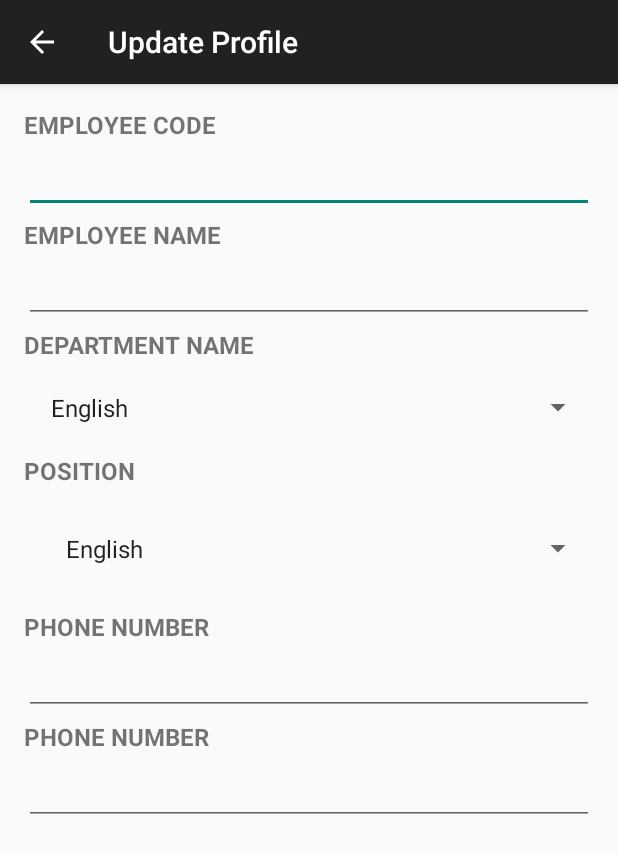
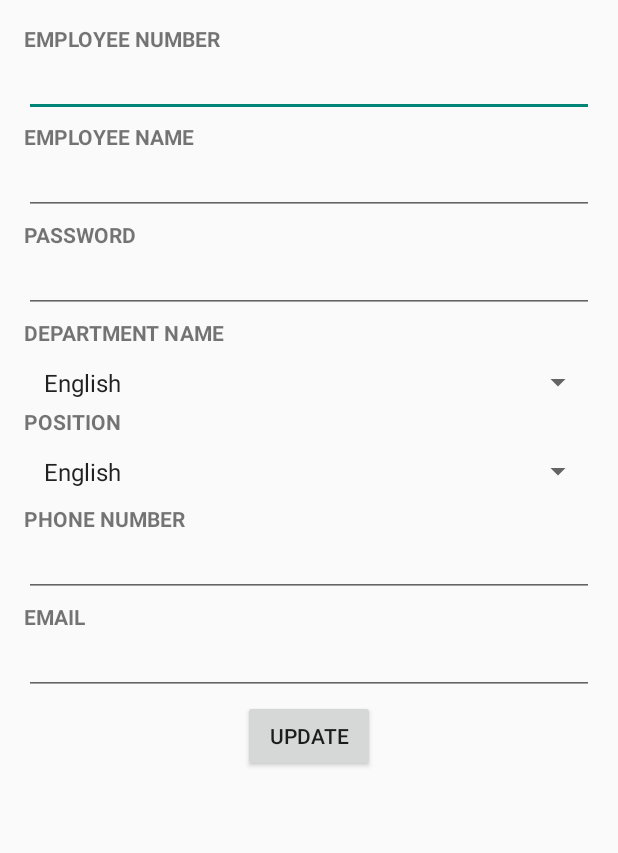
Before and after one commit to ZinMarHtet21/LU, an Android app: the UpdateProfile screen opened directly, with no data from a screen before it, on a phone screen of 412 x 824 dp. Shown: the top 853 px of the screen. Run offline under Robolectric (Android 15) with nearby library versions, the phone set to English and light mode, and no system bars.

Commit message:
commit (11.3.2014_11:20am)

```diff
--- a/LU_StationeryStoreInventorySystem/app/src/main/java/com/android_test/zmh/lu_stationerystoreinventorysystem/DepartmentScreens/DisbursementList.java
+++ b/LU_StationeryStoreInventorySystem/app/src/main/java/com/android_test/zmh/lu_stationerystoreinventorysystem/DepartmentScreens/DisbursementList.java
@@ -5,8 +5,6 @@ import android.content.Intent;
 import android.support.v7.app.ActionBarActivity;
 import android.os.Bundle;
 import android.view.LayoutInflater;
-import android.view.Menu;
-import android.view.MenuItem;
 import android.view.View;
 import android.view.ViewGroup;
 import android.widget.AdapterView;
@@ -15,9 +13,7 @@ import android.widget.ListView;
 import android.widget.TextView;
 
 import com.android_test.zmh.lu_stationerystoreinventorysystem.ModelPopulator.DisbursementPopulator;
-import com.android_test.zmh.lu_stationerystoreinventorysystem.ModelPopulator.RequisitionPopulator;
 import com.android_test.zmh.lu_stationerystoreinventorysystem.Models.Disbursement;
-import com.android_test.zmh.lu_stationerystoreinventorysystem.Models.Requisition;
 import com.android_test.zmh.lu_stationerystoreinventorysystem.R;
 
 import java.util.ArrayList;
@@ -82,7 +78,7 @@ public class DisbursementList extends ActionBarActivity {
         @Override
         public View getView(int position, View convertView, ViewGroup parent) {
 
-            View v = inflater.inflate(R.layout.disbursement_list_row, null, true);
+            View v = inflater.inflate(R.layout.row_disbursement_list, null, true);
             TextView tv1 = (TextView) v.findViewById(R.id.disbursement_id_txt);
             TextView tv2 = (TextView) v.findViewById(R.id.disbursement_date_txt);
             tv1.setText(list.get(position).getId());
--- a/LU_StationeryStoreInventorySystem/app/src/main/java/com/android_test/zmh/lu_stationerystoreinventorysystem/IPopulator/IEmployee.java
+++ b/LU_StationeryStoreInventorySystem/app/src/main/java/com/android_test/zmh/lu_stationerystoreinventorysystem/IPopulator/IEmployee.java
@@ -12,4 +12,6 @@ public interface IEmployee {
 
     List<Employee> PopulateEmployeeFromWcf();
 
+    void convertToJSONObj(Employee emp);
+
 }
--- a/LU_StationeryStoreInventorySystem/app/src/main/java/com/android_test/zmh/lu_stationerystoreinventorysystem/UpdateProfile.java
+++ b/LU_StationeryStoreInventorySystem/app/src/main/java/com/android_test/zmh/lu_stationerystoreinventorysystem/UpdateProfile.java
@@ -1,6 +1,9 @@
 package com.android_test.zmh.lu_stationerystoreinventorysystem;
 
 import android.app.ActionBar;
+import android.app.Activity;
+import android.app.AlertDialog;
+import android.content.DialogInterface;
 import android.graphics.drawable.ColorDrawable;
 import android.support.v7.app.ActionBarActivity;
 import android.os.Bundle;
@@ -10,19 +13,103 @@ import android.view.MenuInflater;
 import android.view.MenuItem;
 import android.view.View;
 import android.view.ViewGroup;
+import android.widget.AdapterView;
 import android.widget.Button;
+import android.widget.EditText;
 import android.widget.Spinner;
+import android.widget.Toast;
+
+import com.android_test.zmh.lu_stationerystoreinventorysystem.ModelPopulator.EmployeePopulator;
+import com.android_test.zmh.lu_stationerystoreinventorysystem.Models.Employee;
 
 
-public class UpdateProfile extends ActionBarActivity {
+public class UpdateProfile extends Activity {
 
-    private Spinner upd_dept_spnr, upd_type_spnr;
+    String emp_no, emp_name, emp_pwd, emp_ph, emp_email;
+    int dept_id;
+    Spinner upd_dept_spnr, upd_type_spnr;
+    Button updateBtn;
+    String dept, type;
+    Employee emp = new Employee();
+    EmployeePopulator empPop;
+
 
     @Override
     public void onCreate(Bundle savedInstanceState) {
         super.onCreate(savedInstanceState);
         setContentView(R.layout.activity_update_profile);
 
+        empPop = new EmployeePopulator();
+        emp_no = ((EditText) findViewById(R.id.upd_empNumber_txt)).toString();
+        emp_name = ((EditText) findViewById(R.id.upd_empName_txt)).toString();
+        emp_pwd = ((EditText) findViewById(R.id.upd_empPwd_txt)).toString();
+        emp_ph = ((EditText) findViewById(R.id.upd_empPh_txt)).toString();
+        emp_email = ((EditText) findViewById(R.id.upd_empEmail_txt)).toString();
+        upd_dept_spnr = (Spinner) findViewById(R.id.upd_empDept_Spnr);
+        upd_type_spnr = (Spinner) findViewById(R.id.upd_empType_Spnr);
+        updateBtn = (Button) findViewById(R.id.button_update_profile);
+
+        upd_dept_spnr.setOnItemSelectedListener(new AdapterView.OnItemSelectedListener() {
+            @Override
+            public void onItemSelected(AdapterView<?> adapter, View view, int position, long id) {
+                dept = adapter.getItemAtPosition(position).toString();
+            }
+
+            @Override
+            public void onNothingSelected(AdapterView<?> parent) {
+
+            }
+        });
+
+        upd_type_spnr.setOnItemSelectedListener(new AdapterView.OnItemSelectedListener() {
+            @Override
+            public void onItemSelected(AdapterView<?> adapter, View view, int position, long id) {
+                type = adapter.getItemAtPosition(position).toString();
+            }
+
+            @Override
+            public void onNothingSelected(AdapterView<?> parent) {
+
+            }
+        });
+
+
+        //TESTING
+
+        emp.setType(type);
+        emp.setName(emp_name);
+        emp.setEmp_number(emp_no);
+        emp.setName(emp_name);
+        emp.setEmail(emp_email);
+        emp.setPassword(emp_pwd);
+
+
+        updateBtn.setOnClickListener(new View.OnClickListener() {
+
+            @Override
+            public void onClick(View v) {
+
+                empPop.convertToJSONObj(emp);
+               /*) AlertDialog alertDialog = new AlertDialog.Builder(
+                        UpdateProfile.this).create();
+
+                        alertDialog.setTitle("Alert Dialog");
+                        alertDialog.setMessage(emp_no + "\n" + emp_name + "\n" + emp_pwd + "\n" + dept + "\n" + type + "\n" + emp_ph + "\n" + emp_email);
+                        alertDialog.setButton("OK", new DialogInterface.OnClickListener() {
+                            public void onClick(DialogInterface dialog, int which) {
+                                // Toast.makeText(getApplicationContext(), "You clicked on OK", Toast.LENGTH_SHORT).show();
+                            }
+                        });
+
+                        alertDialog.show();
+                    }
+                });
+
+            */
+            }
+
+        });
+
     }
 
 }
--- a/LU_StationeryStoreInventorySystem/app/src/main/res/layout/activity_update_profile.xml
+++ b/LU_StationeryStoreInventorySystem/app/src/main/res/layout/activity_update_profile.xml
@@ -1,7 +1,7 @@
 <RelativeLayout xmlns:android="http://schemas.android.com/apk/res/android"
     xmlns:tools="http://schemas.android.com/tools"
-    android:layout_width="match_parent"
-    android:layout_height="match_parent"
+    android:layout_width="fill_parent"
+    android:layout_height="fill_parent"
     android:paddingLeft="@dimen/activity_horizontal_margin"
     android:paddingRight="@dimen/activity_horizontal_margin"
     android:paddingTop="@dimen/activity_vertical_margin"
@@ -9,51 +9,71 @@
     tools:context="com.android_test.zmh.lu_stationerystoreinventorysystem.UpdateProfile">
 
     <TextView
-        android:id="@+id/upd_empCode_tv"
+        android:id="@+id/upd_empNumber_tv"
         android:layout_width="wrap_content"
         android:layout_height="wrap_content"
-        android:text="Employee Code"
-        android:textSize="16dp"
+        android:text="Employee Number"
+        android:textSize="14dp"
         android:textAllCaps="true"
         android:textStyle="bold"/>
 
     <EditText
-        android:id="@+id/upd_empCode_txt"
+        android:id="@+id/upd_empNumber_txt"
         android:layout_width="fill_parent"
         android:layout_height="wrap_content"
-        android:padding="10dp"
+        android:padding="7dp"
         android:layout_marginTop="3dp"
         android:layout_marginBottom="3dp"
-        android:layout_below="@+id/upd_empCode_tv"/>
+        android:layout_below="@+id/upd_empNumber_tv"/>
 
     <TextView
         android:id="@+id/upd_empName_tv"
         android:layout_width="wrap_content"
         android:layout_height="wrap_content"
         android:text="Employee Name"
-        android:textSize="16dp"
+        android:textSize="14dp"
         android:textAllCaps="true"
         android:textStyle="bold"
-        android:layout_below="@+id/upd_empCode_txt"/>
+        android:layout_below="@+id/upd_empNumber_txt"/>
 
     <EditText
         android:id="@+id/upd_empName_txt"
         android:layout_width="fill_parent"
         android:layout_height="wrap_content"
-        android:padding="10dp"
+        android:padding="7dp"
         android:layout_marginTop="3dp"
         android:layout_marginBottom="3dp"
         android:layout_below="@+id/upd_empName_tv" />
+
+
+    <TextView
+        android:id="@+id/upd_empPwd_tv"
+        android:layout_width="wrap_content"
+        android:layout_height="wrap_content"
+        android:text="Password"
+        android:textSize="14dp"
+        android:textAllCaps="true"
+        android:textStyle="bold"
+        android:layout_below="@+id/upd_empName_txt"/>
+
+    <EditText
+        android:id="@+id/upd_empPwd_txt"
+        android:layout_width="fill_parent"
+        android:layout_height="wrap_content"
+        android:padding="7dp"
+        android:layout_marginTop="3dp"
+        android:layout_marginBottom="3dp"
+        android:layout_below="@+id/upd_empPwd_tv" />
 
     <TextView
         android:id="@+id/upd_empDept_tv"
         android:layout_width="wrap_content"
         android:layout_height="wrap_content"
         android:text="Department Name"
-        android:textSize="16dp"
+        android:textSize="14dp"
         android:textAllCaps="true"
         android:textStyle="bold"
-        android:layout_below="@+id/upd_empName_txt"/>
+        android:layout_below="@+id/upd_empPwd_txt"/>
 
     <Spinner
         android:id="@+id/upd_empDept_Spnr"
@@ -61,9 +81,8 @@
         android:layout_height="wrap_content"
         android:entries="@array/department_array"
         android:prompt="@string/department_prompt"
-        android:padding="10dp"
-        android:layout_marginTop="10dp"
-        android:layout_marginBottom="10dp"
+        android:padding="5dp"
+        android:layout_marginTop="7dp"
         android:layout_below="@+id/upd_empDept_tv"/>
 
     <TextView
@@ -71,7 +90,7 @@
         android:layout_width="wrap_content"
         android:layout_height="wrap_content"
         android:text="Position"
-        android:textSize="16dp"
+        android:textSize="14dp"
         android:textAllCaps="true"
         android:textStyle="bold"
         android:layout_below="@+id/upd_empDept_Spnr"/>
@@ -82,17 +101,17 @@
         android:layout_height="wrap_content"
         android:entries="@array/department_array"
         android:prompt="@string/department_prompt"
-        android:padding="20dp"
-        android:layout_marginTop="10dp"
-        android:layout_marginBottom="10dp"
+        android:padding="5dp"
+        android:layout_marginTop="7dp"
         android:layout_below="@+id/upd_empType_tv"/>
 
     <TextView
         android:id="@+id/upd_empPh_tv"
         android:layout_width="wrap_content"
         android:layout_height="wrap_content"
+        android:layout_marginTop="5dp"
         android:text="Phone Number"
-        android:textSize="16dp"
+        android:textSize="14dp"
         android:textAllCaps="true"
         android:textStyle="bold"
         android:layout_below="@+id/upd_empType_Spnr"/>
@@ -101,30 +120,37 @@
         android:id="@+id/upd_empPh_txt"
         android:layout_width="fill_parent"
         android:layout_height="wrap_content"
-        android:padding="10dp"
+        android:padding="7dp"
         android:layout_marginTop="3dp"
         android:layout_marginBottom="3dp"
         android:layout_below="@+id/upd_empPh_tv"/>
 
     <TextView
-        android:id="@+id/upd_empAdr_tv"
+        android:id="@+id/upd_empEmail_tv"
         android:layout_width="wrap_content"
         android:layout_height="wrap_content"
-        android:text="Phone Number"
-        android:textSize="16dp"
+        android:text="Email"
+        android:textSize="14dp"
         android:textAllCaps="true"
         android:textStyle="bold"
         android:layout_below="@+id/upd_empPh_txt"/>
 
-
     <EditText
-        android:id="@+id/upd_empAdr_txt"
+        android:id="@+id/upd_empEmail_txt"
         android:layout_width="fill_parent"
         android:layout_height="wrap_content"
-        android:padding="10dp"
+        android:padding="7dp"
         android:layout_marginTop="3dp"
         android:layout_marginBottom="3dp"
-        android:layout_below="@+id/upd_empAdr_tv" />
+        android:layout_below="@+id/upd_empEmail_tv" />
+
+    <Button
+        android:id="@+id/button_update_profile"
+        android:layout_width="wrap_content"
+        android:layout_height="wrap_content"
+        android:text="Update"
+        android:layout_below="@+id/upd_empEmail_txt"
+        android:layout_centerHorizontal="true" />
 
 
 </RelativeLayout>
```
Also changed, not shown: LU_StationeryStoreInventorySystem/app/src/main/java/com/android_test/zmh/lu_stationerystoreinventorysystem/DepartmentScreens/NewRequisition.java (+32 -0 lines), LU_StationeryStoreInventorySystem/app/src/main/java/com/android_test/zmh/lu_stationerystoreinventorysystem/DepartmentScreens/RequisitionHistory.java (+3 -11 lines), LU_StationeryStoreInventorySystem/app/src/main/java/com/android_test/zmh/lu_stationerystoreinventorysystem/DepartmentScreens/RequisitionList.java (+1 -14 lines), LU_StationeryStoreInventorySystem/app/src/main/java/com/android_test/zmh/lu_stationerystoreinventorysystem/ModelPopulator/EmployeePopulator.java (+6 -1 lines), LU_StationeryStoreInventorySystem/app/src/main/java/com/android_test/zmh/lu_stationerystoreinventorysystem/Models/Employee.java (+11 -11 lines), LU_StationeryStoreInventorySystem/app/src/main/res/layout/row_disbursement_list.xml (renamed from LU_StationeryStoreInventorySystem/app/src/main/res/layout/disbursement_list_row.xml), LU_StationeryStoreInventorySystem/app/src/main/res/layout/row_requisition_history.xml (renamed from LU_StationeryStoreInventorySystem/app/src/main/res/layout/requisition_history_row.xml), LU_StationeryStoreInventorySystem/app/src/main/res/layout/row_requisition_list.xml (renamed from LU_StationeryStoreInventorySystem/app/src/main/res/layout/requisition_list_row.xml), 3 other files.
